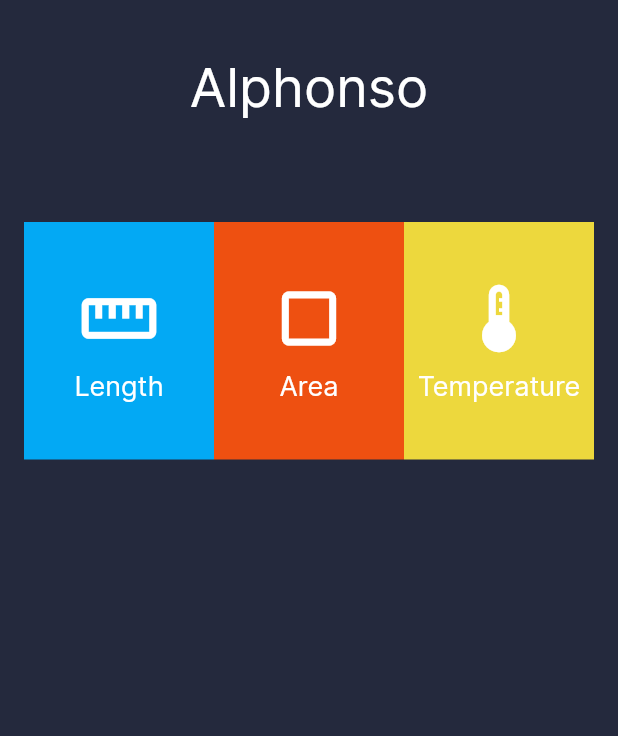
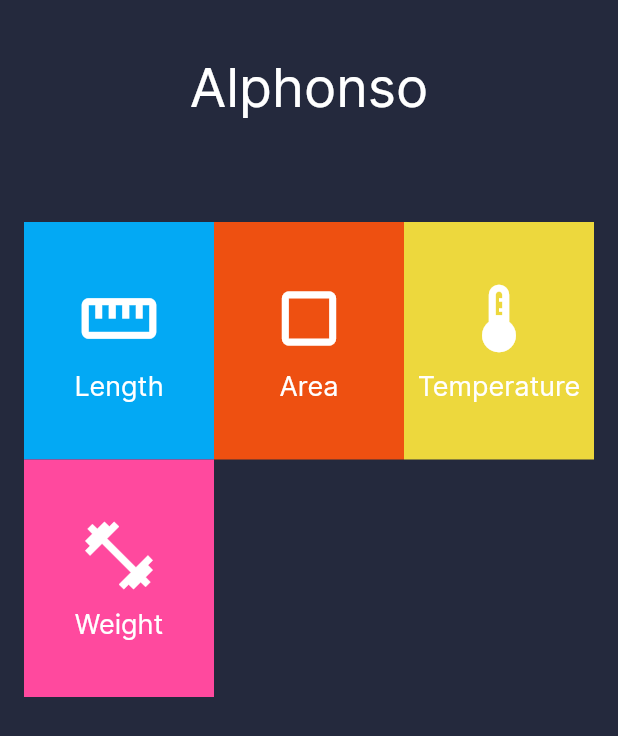
Before and after one commit to toogoodyshoes/alphonso, a Flutter app: the screen it shows after launch, on a phone screen of 412 x 824 dp. Shown: the top 736 px of the screen. Run offline on Flutter 3.47's test engine with Material 2 defaults, Android fonts, the phone set to English and light mode, and no system bars; our stand-ins replace isar; accounts and stored records are empty; generated files the repository leaves out were written again.

Commit message:
Feature
1. Added weight category.

```diff
--- a/lib/src/converter/presentation/home_screen.dart
+++ b/lib/src/converter/presentation/home_screen.dart
@@ -197,4 +197,36 @@ const unitCategories = <UnitCategory>[
     ),
     defaultToValue: 97.9,
   ),
+  Weight(
+    label: 'Weight',
+    theme: UnitTheme(
+      icon: Icons.fitness_center,
+      lightShade: Color(0xFFFF499E),
+      darkShade: Color(0xFFFF3091),
+    ),
+    defaultFrom: Unit(
+      name: 'Kilogram',
+      conversionFactors: {
+        'Gram': 1000,
+        'Kilogram': 1,
+        'Metric Ton': 0.001,
+        'Milligram': 1000000,
+        'Ounce': 35.27396,
+        'Pound': 2.204623,
+      },
+    ),
+    defaultFromValue: 45,
+    defaultTo: Unit(
+      name: 'Gram',
+      conversionFactors: {
+        'Gram': 1,
+        'Kilogram': 0.001,
+        'Metric Ton': 0.000001,
+        'Milligram': 1000,
+        'Ounce': 0.03527396,
+        'Pound': 0.002204623,
+      },
+    ),
+    defaultToValue: 45000,
+  ),
 ];
```
Also changed, not shown: lib/src/converter/domain/unit_category.dart (+88 -0 lines).
